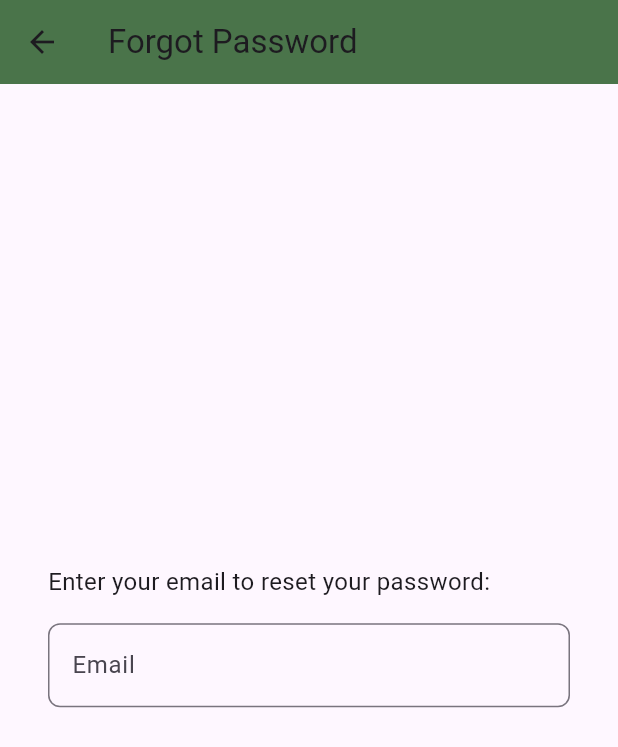
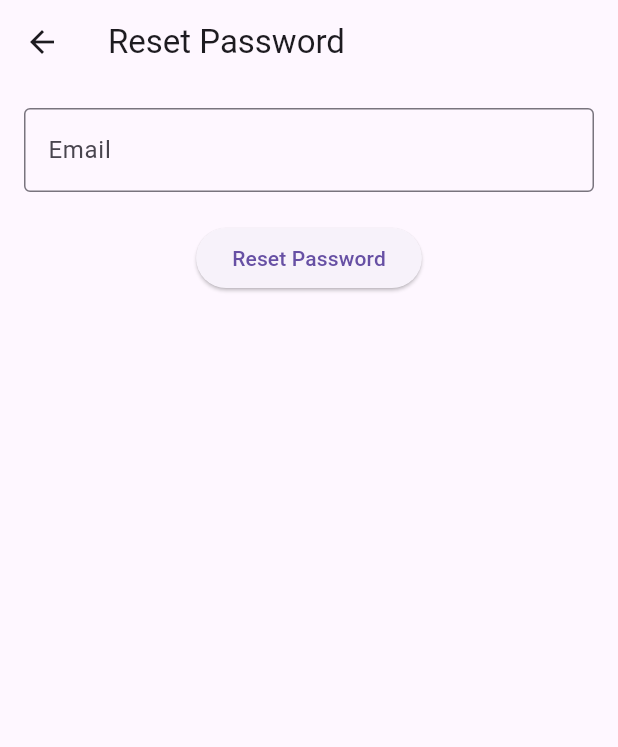
Before and after one commit to rezariswandhaaaa/frontend_chatbot, a Flutter app: the ForgotPasswordScreen screen opened directly, on a phone screen of 412 x 824 dp. Shown: the top 747 px of the screen. Run offline on Flutter 3.47's test engine with Material 3 defaults, Android fonts, the phone set to English and light mode, and no system bars; our stand-ins replace email_validator.

Commit message:
forgot password

```diff
--- a/lib/login/forgotpassword_screen.dart
+++ b/lib/login/forgotpassword_screen.dart
@@ -1,142 +1,66 @@
 import 'package:flutter/material.dart';
-import 'package:my_project/services/auth_service.dart'; // Pastikan import AuthService
-import 'package:email_validator/email_validator.dart';
+import 'package:my_project/services/api_service.dart';
 
 class ForgotPasswordScreen extends StatefulWidget {
-  const ForgotPasswordScreen({super.key});
-
   @override
   _ForgotPasswordScreenState createState() => _ForgotPasswordScreenState();
 }
 
 class _ForgotPasswordScreenState extends State<ForgotPasswordScreen> {
   final TextEditingController _emailController = TextEditingController();
+  final ApiService _authApiService = ApiService();
   bool _isLoading = false;
-  String? _errorMessage;
-  String? _successMessage;
+
+  Future<void> _resetPassword() async {
+    setState(() {
+      _isLoading = true;
+    });
+
+    final email = _emailController.text.trim();
+    final success = await _authApiService.sendResetPasswordEmail(email);
+
+    setState(() {
+      _isLoading = false;
+    });
+
+    if (success) {
+      ScaffoldMessenger.of(context).showSnackBar(
+        SnackBar(content: Text("Email reset password berhasil dikirim!")),
+      );
+    } else {
+      ScaffoldMessenger.of(context).showSnackBar(
+        SnackBar(content: Text("Gagal mengirim email reset password.")),
+      );
+    }
+  }
 
   @override
   Widget build(BuildContext context) {
     return Scaffold(
       appBar: AppBar(
-        backgroundColor: const Color.fromARGB(255, 74, 116, 74),
-        title: const Text('Forgot Password'),
+        title: const Text("Reset Password"),
       ),
       body: Padding(
-        padding: const EdgeInsets.all(32.0),
+        padding: const EdgeInsets.all(16.0),
         child: Column(
-          mainAxisAlignment: MainAxisAlignment.center,
-          crossAxisAlignment: CrossAxisAlignment.start,
           children: [
-            const Text(
-              'Enter your email to reset your password:',
-              style: TextStyle(fontSize: 16.0),
-            ),
-            const SizedBox(height: 16.0),
             TextField(
               controller: _emailController,
-              decoration: InputDecoration(
-                labelText: 'Email',
-                hintText: 'Enter your email address',
-                border: OutlineInputBorder(
-                  borderRadius: BorderRadius.circular(8.0),
-                ),
+              decoration: const InputDecoration(
+                labelText: "Email",
+                border: OutlineInputBorder(),
               ),
             ),
-            const SizedBox(height: 32.0),
-            if (_errorMessage != null)
-              Padding(
-                padding: const EdgeInsets.only(bottom: 16.0),
-                child: Text(
-                  _errorMessage!,
-                  style: const TextStyle(
-                    color: Colors.red,
-                    fontSize: 14.0,
-                  ),
-                ),
-              ),
-            if (_successMessage != null)
-              Padding(
-                padding: const EdgeInsets.only(bottom: 16.0),
-                child: Text(
-                  _successMessage!,
-                  style: const TextStyle(
-                    color: Colors.green,
-                    fontSize: 14.0,
-                  ),
-                ),
-              ),
-            /*ElevatedButton(
-              onPressed: _isLoading ? null : ,
-              style: ElevatedButton.styleFrom(
-                backgroundColor: const Color.fromARGB(255, 74, 116, 74),
-                padding: const EdgeInsets.symmetric(horizontal: 32.0, vertical: 16.0),
-                shape: RoundedRectangleBorder(
-                  borderRadius: BorderRadius.circular(8.0),
-                ),
-              ),
+            const SizedBox(height: 20),
+            ElevatedButton(
+              onPressed: _isLoading ? null : _resetPassword,
               child: _isLoading
-                  ? const CircularProgressIndicator()
-                  : const Text(
-                      'Reset Password',
-                      style: TextStyle(
-                        fontSize: 16.0,
-                        color: Colors.white,
-                      ),
-                    ),
-            ),*/
+                  ? CircularProgressIndicator(color: Colors.white)
+                  : Text("Reset Password"),
+            ),
           ],
         ),
       ),
     );
   }
-
-  // Fungsi untuk menangani permintaan reset password
-  /*void _resetPassword() async {
-    setState(() {
-      _isLoading = true;
-      _errorMessage = null;
-      _successMessage = null;
-    });
-
-    final email = _emailController.text;
-
-    // Validasi email
-    if (email.isEmpty) {
-      setState(() {
-        _isLoading = false;
-        _errorMessage = 'Email cannot be empty!';
-      });
-      return;
-    }
-
-    // Validasi format email
-    if (!EmailValidator.validate(email)) {
-      setState(() {
-        _isLoading = false;
-        _errorMessage = 'Invalid email format!';
-      });
-      return;
-    }
-
-    // Panggil AuthService untuk mengirim permintaan reset password
-    final authService = AuthService();
-    final response = await authService.resetPassword(email);
-
-    setState(() {
-      _isLoading = false;
-    });
-
-    if (response['error'] != null && response['error'] == true) {
-      // Jika gagal, tampilkan pesan error
-      setState(() {
-        _errorMessage = response['message'];
-      });
-    } else {
-      // Jika berhasil, tampilkan pesan sukses
-      setState(() {
-        _successMessage = 'Password reset link has been sent to your email.';
-      });
-    }
-  } */
 }
--- a/lib/login/loginscreen.dart
+++ b/lib/login/loginscreen.dart
@@ -136,7 +136,7 @@ class _LoginScreenState extends State<LoginScreen> {
                             context,
                             MaterialPageRoute(
                                 builder: (context) =>
-                                    const ForgotPasswordScreen()),
+                                     ForgotPasswordScreen()),
                           );
                         },
                         child: const Text(
--- a/lib/main.dart
+++ b/lib/main.dart
@@ -1,6 +1,4 @@
 import 'package:flutter/material.dart';
-import 'package:my_project/Authorized/admin_screen.dart';
-
 import 'package:my_project/ui/landingpage.dart';
 
 
@@ -16,7 +14,7 @@ class ChatAIApp extends StatelessWidget {
       title: 'Chat AI',
       theme: ThemeData(primarySwatch: Colors.blue),
       debugShowCheckedModeBanner: false,
-      home: AdminScreen(),
+      home: LandingPage(),
     );
   }
 }
--- a/lib/services/api_service.dart
+++ b/lib/services/api_service.dart
@@ -114,4 +114,25 @@ class ApiService {
       throw Exception('Terjadi kesalahan: $e');
     }
   }
+
+  Future<bool> sendResetPasswordEmail(String email) async {
+    try {
+      final response = await http.post(
+        Uri.parse("$baseUrl/forgot"),
+        headers: {"Content-Type": "application/json"},
+        body: jsonEncode({"email": email}),
+      );
+
+      if (response.statusCode == 200) {
+        return true; // Email berhasil dikirim
+      } else {
+        print("Error: ${response.body}");
+        return false; // Gagal mengirim email
+      }
+    } catch (e) {
+      print("Exception: $e");
+      return false;
+    }
+  }
+
 }
```
